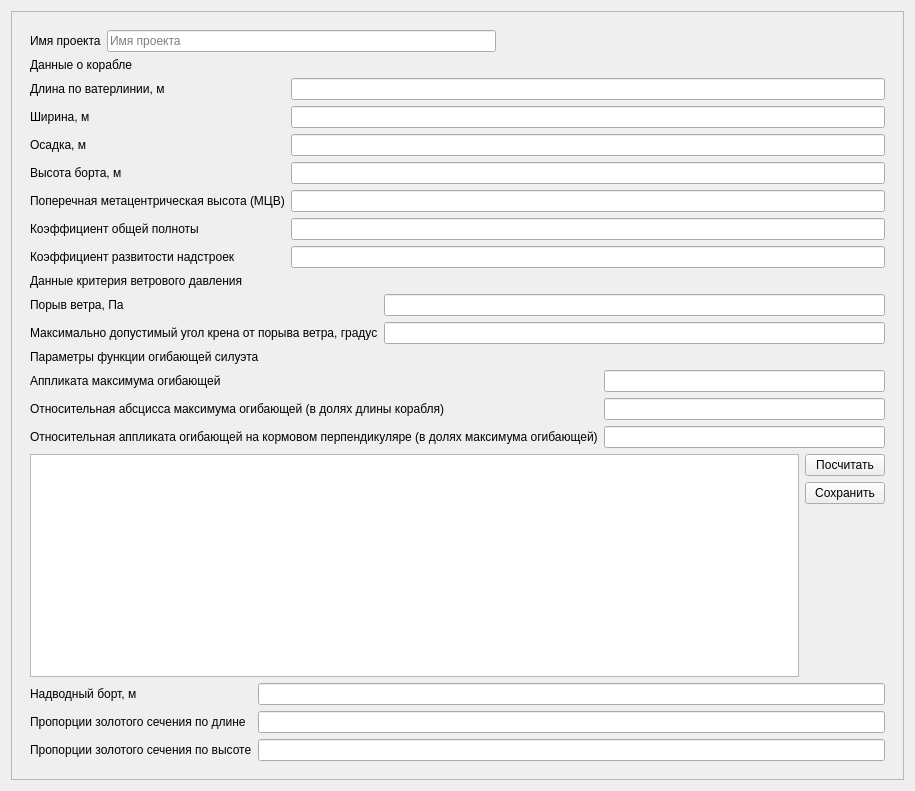
The window that source/gui/generaldata.ui (baseoleph/secad) describes before a commit, drawn with Qt 5.
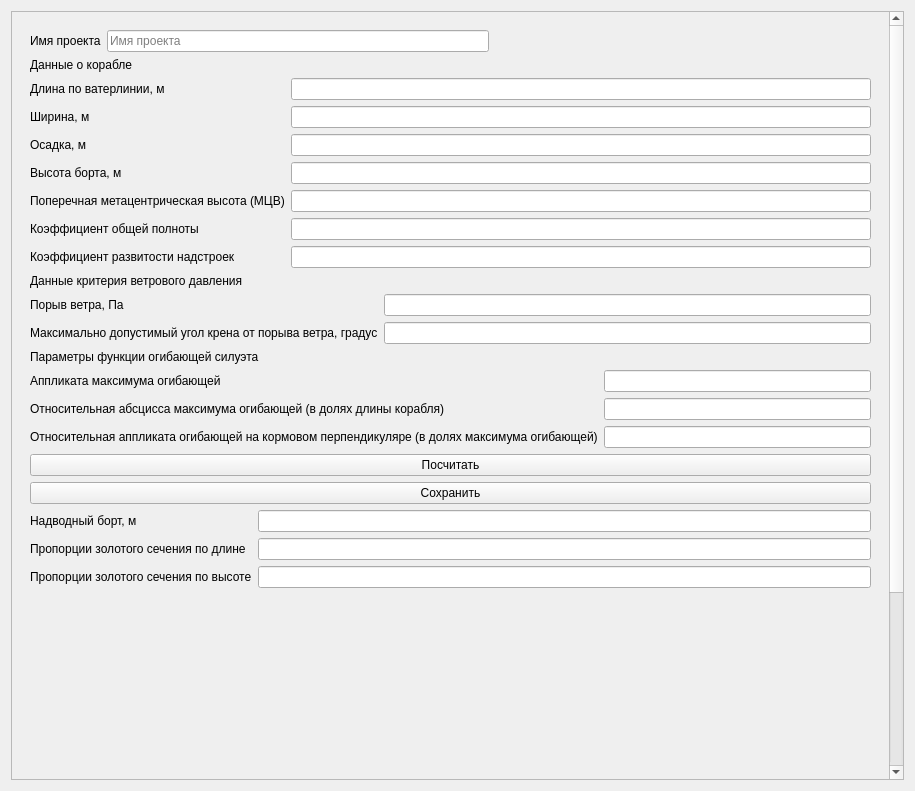
The same window after the commit.

Commit message: start to create chart in generaldata

Patch:
```diff
--- a/source/gui/generaldata.ui
+++ b/source/gui/generaldata.ui
@@ -23,9 +23,9 @@
       <property name="geometry">
        <rect>
         <x>0</x>
-        <y>0</y>
-        <width>895</width>
-        <height>771</height>
+        <y>-252</y>
+        <width>881</width>
+        <height>1023</height>
        </rect>
       </property>
       <layout class="QVBoxLayout" name="verticalLayout_3">
@@ -285,9 +285,6 @@
           </item>
           <item>
            <layout class="QHBoxLayout" name="horizontalLayout_2">
-            <item>
-             <widget class="QGraphicsView" name="graphicsView"/>
-            </item>
             <item>
              <layout class="QVBoxLayout" name="verticalLayout">
               <item>
@@ -355,6 +352,19 @@
             </item>
            </layout>
           </item>
+          <item>
+           <layout class="QVBoxLayout" name="verticalLayout_5"/>
+          </item>
+          <item>
+           <widget class="QWidget" name="widget_chart" native="true">
+            <property name="minimumSize">
+             <size>
+              <width>300</width>
+              <height>400</height>
+             </size>
+            </property>
+           </widget>
+          </item>
          </layout>
         </widget>
        </item>
```
The commit also changes 3 other files.
